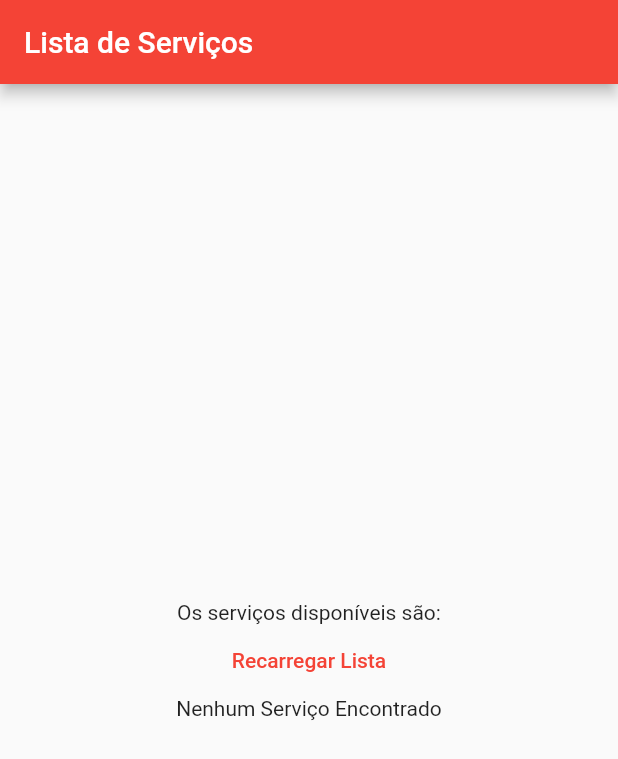
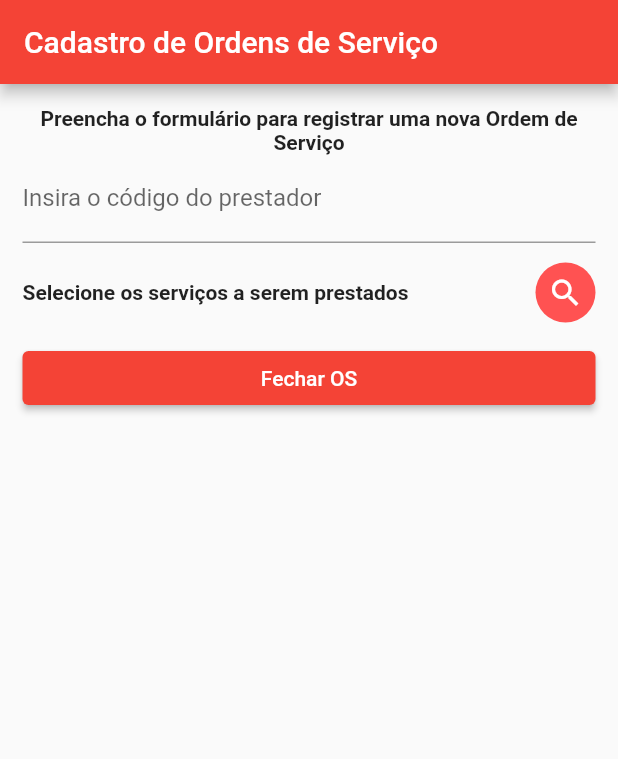
Before and after one commit to brunopedroza/9aojo-app, a Flutter app: the screen it shows after launch, on a phone screen of 412 x 824 dp. Shown: the top 759 px of the screen. Run offline on Flutter 3.47's test engine with Material 2 defaults, Android fonts, the phone set to English and light mode, and no system bars; our stand-ins replace geolocator, get.

Commit message:
Criada a OrdemServicoController e a pagina de OS

```diff
--- /dev/null
+++ b/lib/controller/ordem_servico_controller.dart
@@ -0,0 +1,35 @@
+import 'dart:developer';
+
+import 'package:abctechapp/model/servico.dart';
+import 'package:abctechapp/services/geolocation_service.dart';
+import 'package:flutter/cupertino.dart';
+import 'package:get/get.dart';
+
+class OrdemServicoController extends GetxController {
+  final GeolocationServiceInterface _geolocationService;
+  final formKey = GlobalKey<FormState>();
+  final idPrestadorController = TextEditingController();
+  final servicosSelecionados = <Servico>[].obs;
+
+  OrdemServicoController(this._geolocationService);
+
+  @override
+  void onInit() {
+    super.onInit();
+    _geolocationService.start();
+  }
+
+  getLocation() {
+    _geolocationService
+        .getPosition()
+        .then((value) => log(value.toJson().toString()));
+  }
+
+  finishStartOrdemServico() {
+    getLocation();
+  }
+
+  editServicos() {
+    Get.toNamed("/servico", arguments: servicosSelecionados);
+  }
+}
--- a/lib/main.dart
+++ b/lib/main.dart
@@ -1,5 +1,7 @@
 import 'package:abctechapp/pages/home_bind.dart';
 import 'package:abctechapp/pages/home_page.dart';
+import 'package:abctechapp/pages/os_bind.dart';
+import 'package:abctechapp/pages/os_page.dart';
 import 'package:abctechapp/provider/servico_provider.dart';
 import 'package:abctechapp/services/servico_service.dart';
 import 'package:flutter/material.dart';
@@ -27,7 +29,12 @@ class MyApp extends StatelessWidget {
         primarySwatch: Colors.red,
       ),
       getPages: [
-        GetPage(name: '/', page: () => const HomePage(), binding: HomeBind())
+        GetPage(
+            name: '/',
+            page: () => const OrdemServicoPage(),
+            binding: OrdemServicoBind()),
+        GetPage(
+            name: '/servico', page: () => const HomePage(), binding: HomeBind())
       ],
     );
   }
--- /dev/null
+++ b/lib/pages/os_bind.dart
@@ -0,0 +1,11 @@
+import 'package:abctechapp/controller/ordem_servico_controller.dart';
+import 'package:abctechapp/services/geolocation_service.dart';
+import 'package:get/get.dart';
+
+class OrdemServicoBind extends Bindings {
+  @override
+  void dependencies() {
+    Get.lazyPut<OrdemServicoController>(
+        () => OrdemServicoController(GeolocationService()));
+  }
+}
--- /dev/null
+++ b/lib/pages/os_page.dart
@@ -0,0 +1,89 @@
+import 'package:abctechapp/controller/ordem_servico_controller.dart';
+import 'package:abctechapp/model/servico.dart';
+import 'package:flutter/material.dart';
+import 'package:flutter/services.dart';
+import 'package:get/get.dart';
+
+class OrdemServicoPage extends GetView<OrdemServicoController> {
+  const OrdemServicoPage({Key? key}) : super(key: key);
+
+  Widget renderServicos(List<Servico> servicos) {
+    return ListView.builder(
+        shrinkWrap: true,
+        itemCount: servicos.length,
+        itemBuilder: (context, index) =>
+            ListTile(title: Text(servicos[index].nome)));
+  }
+
+  @override
+  Widget build(BuildContext context) {
+    return Scaffold(
+        appBar: AppBar(
+          title: const Text('Cadastro de Ordens de Serviço'),
+        ),
+        body: Container(
+            constraints: const BoxConstraints.expand(),
+            padding: const EdgeInsets.all(15.0),
+            child: SingleChildScrollView(
+              child: Form(
+                key: controller.formKey,
+                child: Column(
+                    mainAxisAlignment: MainAxisAlignment.center,
+                    children: <Widget>[
+                      Row(children: const [
+                        Expanded(
+                            child: Text(
+                          'Preencha o formulário para registrar uma nova Ordem de Serviço',
+                          textAlign: TextAlign.center,
+                          style: TextStyle(
+                              fontSize: 14.0, fontWeight: FontWeight.bold),
+                        ))
+                      ]),
+                      TextFormField(
+                        controller: controller.idPrestadorController,
+                        inputFormatters: [
+                          FilteringTextInputFormatter.digitsOnly
+                        ],
+                        keyboardType: TextInputType.number,
+                        decoration: const InputDecoration(
+                            labelText: "Insira o código do prestador"),
+                        textAlign: TextAlign.center,
+                      ),
+                      Row(children: [
+                        const Expanded(
+                            child: Padding(
+                                padding: EdgeInsets.only(top: 25, bottom: 25),
+                                child: Text(
+                                  'Selecione os serviços a serem prestados',
+                                  textAlign: TextAlign.left,
+                                  style: TextStyle(
+                                      fontSize: 14.0,
+                                      fontWeight: FontWeight.bold),
+                                ))),
+                        Ink(
+                            decoration: const ShapeDecoration(
+                                shape: CircleBorder(), color: Colors.redAccent),
+                            child: IconButton(
+                                icon: const Icon(
+                                  Icons.search,
+                                  color: Colors.white,
+                                ),
+                                onPressed: () => controller.editServicos()),
+                            width: 40,
+                            height: 40),
+                      ]),
+                      Obx(
+                        () => renderServicos(controller.servicosSelecionados),
+                      ),
+                      Row(children: [
+                        Expanded(
+                            child: ElevatedButton(
+                                onPressed: () =>
+                                    controller.finishStartOrdemServico(),
+                                child: const Text('Fechar OS')))
+                      ]),
+                    ]),
+              ),
+            )));
+  }
+}
--- a/lib/services/geolocation_service.dart
+++ b/lib/services/geolocation_service.dart
@@ -17,7 +17,7 @@ class GeolocationService implements GeolocationServiceInterface {
   @override
   Future<bool> _enableService() async {
     _serviceEnabled = await Geolocator.isLocationServiceEnabled();
-    if (_serviceEnabled) {
+    if (!_serviceEnabled) {
       return Future.error('O Serviço de Geolocalização está desabilitado');
     }
     return Future.sync(() => true);
```
